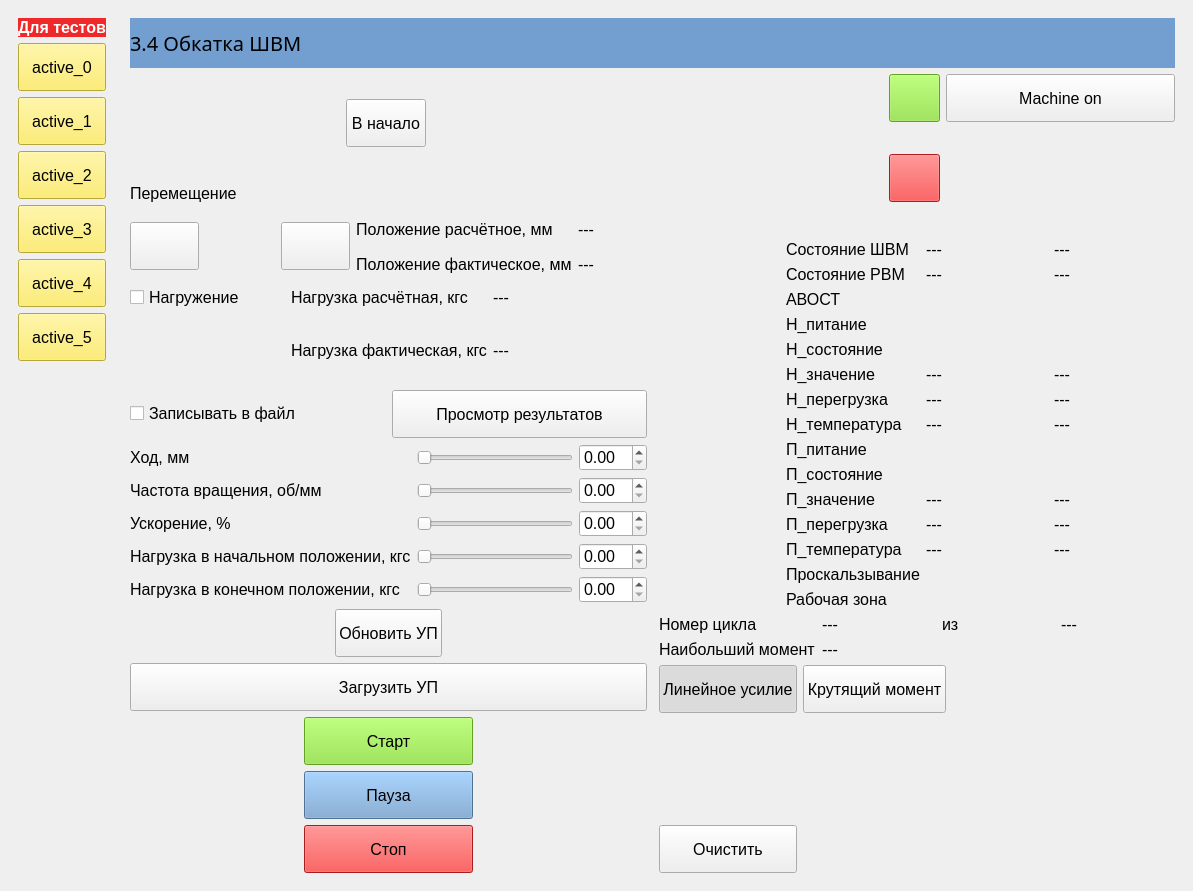
Ornstein89/BallScrewControl_QtVCP, file BallScrewVCP4.ui: the form before one commit.
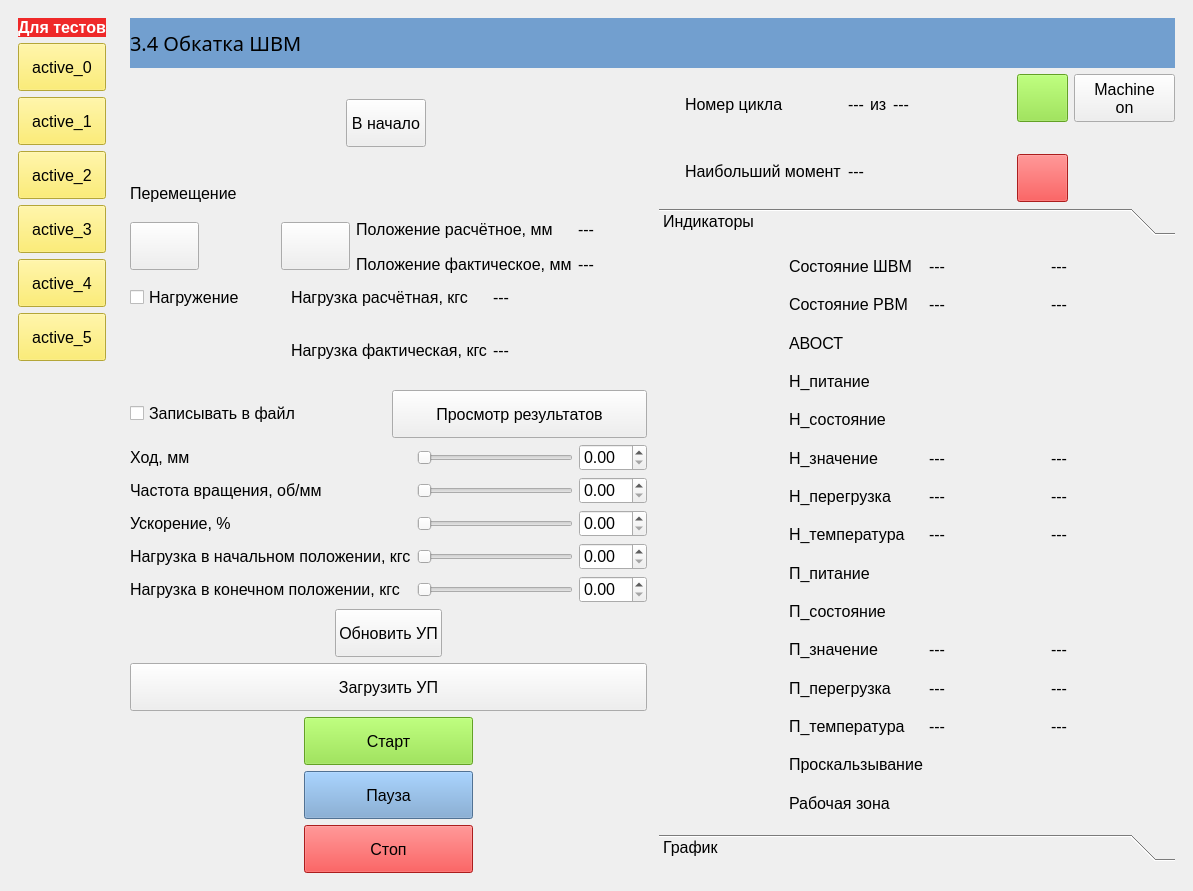
The form after the commit. The open tabs and pages were chosen to show the change. Icons and pictures are not drawn. Custom widgets are drawn as their Qt base class.

The edit to the form file:
```diff
--- a/BallScrewVCP4.ui
+++ b/BallScrewVCP4.ui
@@ -165,168 +165,117 @@
       </property>
       <widget class="QWidget" name="page34">
        <layout class="QGridLayout" name="gridLayout_13">
-        <item row="0" column="0" colspan="3">
-         <widget class="QLabel" name="label_137">
-          <property name="minimumSize">
-           <size>
-            <width>0</width>
-            <height>50</height>
-           </size>
-          </property>
-          <property name="maximumSize">
+        <item row="1" column="2">
+         <layout class="QGridLayout" name="gridLayout_12">
+          <item row="2" column="5">
+           <spacer name="horizontalSpacer_15">
+            <property name="orientation">
+             <enum>Qt::Horizontal</enum>
+            </property>
+            <property name="sizeHint" stdset="0">
            <size>
-            <width>16777215</width>
-            <height>50</height>
-           </size>
-          </property>
-          <property name="styleSheet">
-           <string notr="true">background-color: rgb(114, 159, 207);
-font: 15pt bold;</string>
-          </property>
-          <property name="text">
-           <string>3.4 Обкатка ШВМ</string>
-          </property>
-         </widget>
-        </item>
-        <item row="3" column="2" rowspan="2">
-         <layout class="QGridLayout" name="gridLayout_21">
-          <item row="9" column="0">
-           <widget class="LED" name="ledPos_Is_On_2_34"/>
-          </item>
-          <item row="12" column="0">
-           <widget class="LED" name="ledPos_Overload34"/>
-          </item>
-          <item row="6" column="2">
-           <widget class="QLabel" name="lblLoad_Error_Value34">
-            <property name="text">
-             <string>---</string>
+              <width>40</width>
+              <height>20</height>
+             </size>
+            </property>
+           </spacer>
+          </item>
+          <item row="2" column="2">
+           <spacer name="horizontalSpacer_14">
+            <property name="orientation">
+             <enum>Qt::Horizontal</enum>
             </property>
-           </widget>
-          </item>
-          <item row="1" column="1">
-           <widget class="QLabel" name="label_58">
-            <property name="text">
-             <string>Состояние ШВМ</string>
+            <property name="sizeHint" stdset="0">
+             <size>
+              <width>40</width>
+              <height>20</height>
+             </size>
             </property>
-           </widget>
-          </item>
-          <item row="8" column="0">
-           <widget class="LED" name="ledLoad_Overheat34"/>
-          </item>
-          <item row="8" column="3">
-           <widget class="QLabel" name="lblLoad_Temperature_Max34">
-            <property name="text">
-             <string>---</string>
-            </property>
-           </widget>
-          </item>
-          <item row="12" column="1">
-           <widget class="QLabel" name="label_69">
-            <property name="text">
-             <string>П_перегрузка</string>
-            </property>
-           </widget>
-          </item>
-          <item row="9" column="1">
-           <widget class="QLabel" name="label_66">
-            <property name="text">
-             <string>П_питание</string>
-            </property>
-           </widget>
-          </item>
-          <item row="10" column="0">
-           <widget class="LED" name="ledPoa_Alarm34"/>
-          </item>
-          <item row="6" column="1">
-           <widget class="QLabel" name="label_64">
-            <property name="text">
-             <string>Н_значение</string>
-            </property>
-           </widget>
+           </spacer>
           </item>
           <item row="2" column="3">
-           <widget class="QLabel" name="lblTorque1_Error_Value_Max34">
-            <property name="text">
-             <string>---</string>
+           <widget class="LED" name="ledLoad_Is_On34">
+            <property name="color">
+             <color>
+              <red>252</red>
+              <green>233</green>
+              <blue>79</blue>
+             </color>
             </property>
            </widget>
           </item>
-          <item row="5" column="0">
-           <widget class="LED" name="ledLoad_Alarm34"/>
-          </item>
-          <item row="1" column="3">
-           <widget class="QLabel" name="lblTorque_Error_Value_Max34">
-            <property name="text">
-             <string>---</string>
+          <item row="3" column="3" colspan="2">
+           <widget class="ActionButton" name="btnDevice_Off34">
+            <property name="styleSheet">
+             <string notr="true">background-color: rgb(239, 41, 41);</string>
             </property>
-           </widget>
-          </item>
-          <item row="6" column="0">
-           <widget class="LED" name="ledLoad_Error34"/>
-          </item>
-          <item row="14" column="1">
-           <widget class="QLabel" name="label_71">
-            <property name="text">
-             <string>Проскальзывание</string>
+            <property name="icon">
+             <iconset resource="BallScrewVCP.qrc">
+              <normaloff>:/resources/circle.png</normaloff>:/resources/circle.png</iconset>
             </property>
-           </widget>
-          </item>
-          <item row="15" column="0">
-           <widget class="LED" name="ledLimits_Excess34"/>
-          </item>
-          <item row="4" column="0">
-           <widget class="LED" name="ledLoad_Is_On_2_34"/>
-          </item>
-          <item row="10" column="1">
-           <widget class="QLabel" name="label_67">
-            <property name="text">
-             <string>П_состояние</string>
+            <property name="iconSize">
+             <size>
+              <width>40</width>
+              <height>40</height>
+             </size>
             </property>
-           </widget>
-          </item>
-          <item row="8" column="2">
-           <widget class="QLabel" name="lblLoad_Temperature34">
-            <property name="text">
-             <string>---</string>
+            <property name="machine_on_action" stdset="0">
+             <bool>true</bool>
             </property>
            </widget>
           </item>
-          <item row="3" column="1">
-           <widget class="QLabel" name="label_60">
-            <property name="text">
-             <string>АВОСТ</string>
+          <item row="2" column="4">
+           <widget class="LED" name="ledPos_Is_On34">
+            <property name="color">
+             <color>
+              <red>252</red>
+              <green>233</green>
+              <blue>79</blue>
+             </color>
             </property>
            </widget>
           </item>
-          <item row="8" column="1">
-           <widget class="QLabel" name="label_65">
-            <property name="text">
-             <string>Н_температура</string>
+          <item row="1" column="3" colspan="2">
+           <widget class="ActionButton" name="btnDevice_On34">
+            <property name="styleSheet">
+             <string notr="true">background-color: rgb(138, 226, 52);</string>
             </property>
-           </widget>
-          </item>
-          <item row="6" column="3">
-           <widget class="QLabel" name="lblLoad_Error_Value_Max34">
-            <property name="text">
-             <string>---</string>
+            <property name="icon">
+             <iconset resource="BallScrewVCP.qrc">
+              <normaloff>:/resources/vertical_line.png</normaloff>:/resources/vertical_line.png</iconset>
             </property>
-           </widget>
-          </item>
-          <item row="11" column="2">
-           <widget class="QLabel" name="lblPos_Error_Value34">
-            <property name="text">
-             <string>---</string>
+            <property name="iconSize">
+             <size>
+              <width>40</width>
+              <height>40</height>
+             </size>
             </property>
+            <property name="machine_on_action" stdset="0">
+             <bool>true</bool>
+            </property>
            </widget>
           </item>
-          <item row="13" column="1">
-           <widget class="QLabel" name="label_70">
+          <item row="1" column="5">
+           <widget class="ActionButton" name="actionbutton">
             <property name="text">
-             <string>П_температура</string>
+             <string>Machine
+on</string>
             </property>
+            <property name="indicator_option" stdset="0">
+             <bool>true</bool>
+            </property>
+            <property name="indicator_status_option" stdset="0">
+             <bool>true</bool>
+            </property>
+            <property name="is_estopped_status" stdset="0">
+             <bool>true</bool>
+            </property>
+            <property name="estop_action" stdset="0">
+             <bool>true</bool>
+            </property>
            </widget>
           </item>
-          <item row="0" column="0" colspan="4">
+          <item row="1" column="0" rowspan="3">
            <widget class="LED" name="ledEnable34">
             <property name="minimumSize">
              <size>
@@ -362,135 +311,7 @@
             </property>
            </widget>
           </item>
-          <item row="14" column="0">
-           <widget class="LED" name="ledSlip34"/>
-          </item>
-          <item row="12" column="3">
-           <widget class="QLabel" name="lblPos_Overload_Value_Max34">
-            <property name="text">
-             <string>---</string>
-            </property>
-           </widget>
-          </item>
-          <item row="7" column="0">
-           <widget class="LED" name="ledLoad_Overload34"/>
-          </item>
-          <item row="11" column="3">
-           <widget class="QLabel" name="lblPos_Error_Value_Max34">
-            <property name="text">
-             <string>---</string>
-            </property>
-           </widget>
-          </item>
-          <item row="1" column="0">
-           <widget class="LED" name="ledTorque_Error34"/>
-          </item>
-          <item row="3" column="0">
-           <widget class="LED" name="ledEstop_Ext34"/>
-          </item>
-          <item row="11" column="0">
-           <widget class="LED" name="ledPos_Error34"/>
-          </item>
-          <item row="2" column="2">
-           <widget class="QLabel" name="lblTorque1_Error_Value34">
-            <property name="text">
-             <string>---</string>
-            </property>
-           </widget>
-          </item>
-          <item row="7" column="1">
-           <widget class="QLabel" name="label_63">
-            <property name="text">
-             <string>Н_перегрузка</string>
-            </property>
-           </widget>
-          </item>
-          <item row="5" column="1">
-           <widget class="QLabel" name="label_62">
-            <property name="text">
-             <string>Н_состояние</string>
-            </property>
-           </widget>
-          </item>
-          <item row="15" column="1">
-           <widget class="QLabel" name="label_72">
-            <property name="text">
-             <string>Рабочая зона</string>
-            </property>
-           </widget>
-          </item>
-          <item row="7" column="3">
-           <widget class="QLabel" name="lblLoad_Overload_Value_Max34">
-            <property name="text">
-             <string>---</string>
-            </property>
-           </widget>
-          </item>
-          <item row="2" column="1">
-           <widget class="QLabel" name="label_59">
-            <property name="text">
-             <string>Состояние РВМ</string>
-            </property>
-           </widget>
-          </item>
-          <item row="7" column="2">
-           <widget class="QLabel" name="lblLoad_Overload_Value34">
-            <property name="text">
-             <string>---</string>
-            </property>
-           </widget>
-          </item>
-          <item row="1" column="2">
-           <widget class="QLabel" name="lblTorque_Error_Value34">
-            <property name="text">
-             <string>---</string>
-            </property>
-           </widget>
-          </item>
-          <item row="13" column="0">
-           <widget class="LED" name="ledPos_Overheat34"/>
-          </item>
-          <item row="2" column="0">
-           <widget class="LED" name="ledTorque1_Error34"/>
-          </item>
-          <item row="11" column="1">
-           <widget class="QLabel" name="label_68">
-            <property name="text">
-             <string>П_значение</string>
-            </property>
-           </widget>
-          </item>
-          <item row="4" column="1">
-           <widget class="QLabel" name="label_61">
-            <property name="text">
-             <string>Н_питание</string>
-            </property>
-           </widget>
-          </item>
-          <item row="12" column="2">
-           <widget class="QLabel" name="lblPos_Overload_Value34">
-            <property name="text">
-             <string>---</string>
-            </property>
-           </widget>
-          </item>
-          <item row="13" column="2">
-           <widget class="QLabel" name="lblPos_Temperature34">
-            <property name="text">
-             <string>---</string>
-            </property>
-           </widget>
-          </item>
-          <item row="13" column="3">
-           <widget class="QLabel" name="lblPos_Temperature_Max34">
-            <property name="text">
-             <string>---</string>
-            </property>
-           </widget>
-          </item>
-         </layout>
-        </item>
-        <item row="5" column="2">
+          <item row="1" column="1" rowspan="3">
          <layout class="QGridLayout" name="gridLayout_23">
           <item row="0" column="2">
            <widget class="QLabel" name="label_2">
@@ -536,7 +357,9 @@
           </item>
          </layout>
         </item>
-        <item row="1" column="0" rowspan="6">
+         </layout>
+        </item>
+        <item row="1" column="0" rowspan="4">
          <layout class="QGridLayout" name="gridLayout_14">
           <item row="4" column="0">
            <layout class="QGridLayout" name="gridLayout_24">
@@ -938,7 +761,306 @@
           </item>
          </layout>
         </item>
+        <item row="2" column="2">
+         <widget class="QToolBox" name="toolBox">
+          <property name="currentIndex">
+           <number>1</number>
+          </property>
+          <widget class="QWidget" name="page_3">
+           <property name="geometry">
+            <rect>
+             <x>0</x>
+             <y>0</y>
+             <width>530</width>
+             <height>599</height>
+            </rect>
+           </property>
+           <attribute name="label">
+            <string>Индикаторы</string>
+           </attribute>
+           <layout class="QGridLayout" name="gridLayout_3">
+            <item row="0" column="0">
+             <layout class="QGridLayout" name="gridLayout_21">
+              <item row="8" column="0">
+               <widget class="LED" name="ledLoad_Overheat34"/>
+              </item>
+              <item row="12" column="1">
+               <widget class="QLabel" name="label_69">
+                <property name="text">
+                 <string>П_перегрузка</string>
+                </property>
+               </widget>
+              </item>
+              <item row="4" column="0">
+               <widget class="LED" name="ledLoad_Is_On_2_34"/>
+              </item>
+              <item row="6" column="0">
+               <widget class="LED" name="ledLoad_Error34"/>
+              </item>
+              <item row="13" column="1">
+               <widget class="QLabel" name="label_70">
+                <property name="text">
+                 <string>П_температура</string>
+                </property>
+               </widget>
+              </item>
+              <item row="2" column="0">
+               <widget class="LED" name="ledTorque1_Error34"/>
+              </item>
+              <item row="13" column="0">
+               <widget class="LED" name="ledPos_Overheat34"/>
+              </item>
+              <item row="11" column="0">
+               <widget class="LED" name="ledPos_Error34"/>
+              </item>
+              <item row="1" column="2">
+               <widget class="QLabel" name="lblTorque_Error_Value34">
+                <property name="text">
+                 <string>---</string>
+                </property>
+               </widget>
+              </item>
+              <item row="8" column="3">
+               <widget class="QLabel" name="lblLoad_Temperature_Max34">
+                <property name="text">
+                 <string>---</string>
+                </property>
+               </widget>
+              </item>
+              <item row="7" column="2">
+               <widget class="QLabel" name="lblLoad_Overload_Value34">
+                <property name="text">
+                 <string>---</string>
+                </property>
+               </widget>
+              </item>
+              <item row="11" column="2">
+               <widget class="QLabel" name="lblPos_Error_Value34">
+                <property name="text">
+                 <string>---</string>
+                </property>
+               </widget>
+              </item>
         <item row="6" column="2">
+               <widget class="QLabel" name="lblLoad_Error_Value34">
+                <property name="text">
+                 <string>---</string>
+                </property>
+               </widget>
+              </item>
+              <item row="6" column="1">
+               <widget class="QLabel" name="label_64">
+                <property name="text">
+                 <string>Н_значение</string>
+                </property>
+               </widget>
+              </item>
+              <item row="5" column="1">
+               <widget class="QLabel" name="label_62">
+                <property name="text">
+                 <string>Н_состояние</string>
+                </property>
+               </widget>
+              </item>
+              <item row="15" column="0">
+               <widget class="LED" name="ledLimits_Excess34"/>
+              </item>
+              <item row="1" column="3">
+               <widget class="QLabel" name="lblTorque_Error_Value_Max34">
+                <property name="text">
+                 <string>---</string>
+                </property>
+               </widget>
+              </item>
+              <item row="11" column="1">
+               <widget class="QLabel" name="label_68">
+                <property name="text">
+                 <string>П_значение</string>
+                </property>
+               </widget>
+              </item>
+              <item row="7" column="0">
+               <widget class="LED" name="ledLoad_Overload34"/>
+              </item>
+              <item row="9" column="1">
+               <widget class="QLabel" name="label_66">
+                <property name="text">
+                 <string>П_питание</string>
+                </property>
+               </widget>
+              </item>
+              <item row="12" column="3">
+               <widget class="QLabel" name="lblPos_Overload_Value_Max34">
+                <property name="text">
+                 <string>---</string>
+                </property>
+               </widget>
+              </item>
+              <item row="7" column="1">
+               <widget class="QLabel" name="label_63">
+                <property name="text">
+                 <string>Н_перегрузка</string>
+                </property>
+               </widget>
+              </item>
+              <item row="3" column="1">
+               <widget class="QLabel" name="label_60">
+                <property name="text">
+                 <string>АВОСТ</string>
+                </property>
+               </widget>
+              </item>
+              <item row="1" column="0">
+               <widget class="LED" name="ledTorque_Error34"/>
+              </item>
+              <item row="14" column="1">
+               <widget class="QLabel" name="label_71">
+                <property name="text">
+                 <string>Проскальзывание</string>
+                </property>
+               </widget>
+              </item>
+              <item row="11" column="3">
+               <widget class="QLabel" name="lblPos_Error_Value_Max34">
+                <property name="text">
+                 <string>---</string>
+                </property>
+               </widget>
+              </item>
+              <item row="13" column="2">
+               <widget class="QLabel" name="lblPos_Temperature34">
+                <property name="text">
+                 <string>---</string>
+                </property>
+               </widget>
+              </item>
+              <item row="2" column="2">
+               <widget class="QLabel" name="lblTorque1_Error_Value34">
+                <property name="text">
+                 <string>---</string>
+                </property>
+               </widget>
+              </item>
+              <item row="3" column="0">
+               <widget class="LED" name="ledEstop_Ext34"/>
+              </item>
+              <item row="2" column="3">
+               <widget class="QLabel" name="lblTorque1_Error_Value_Max34">
+                <property name="text">
+                 <string>---</string>
+                </property>
+               </widget>
+              </item>
+              <item row="10" column="0">
+               <widget class="LED" name="ledPoa_Alarm34"/>
+              </item>
+              <item row="13" column="3">
+               <widget class="QLabel" name="lblPos_Temperature_Max34">
+                <property name="text">
+                 <string>---</string>
+                </property>
+               </widget>
+              </item>
+              <item row="9" column="0">
+               <widget class="LED" name="ledPos_Is_On_2_34"/>
+              </item>
+              <item row="12" column="0">
+               <widget class="LED" name="ledPos_Overload34"/>
+              </item>
+              <item row="2" column="1">
+               <widget class="QLabel" name="label_59">
+                <property name="text">
+                 <string>Состояние РВМ</string>
+                </property>
+               </widget>
+              </item>
+              <item row="10" column="1">
+               <widget class="QLabel" name="label_67">
+                <property name="text">
+                 <string>П_состояние</string>
+                </property>
+               </widget>
+              </item>
+              <item row="7" column="3">
+               <widget class="QLabel" name="lblLoad_Overload_Value_Max34">
+                <property name="text">
+                 <string>---</string>
+                </property>
+               </widget>
+              </item>
+              <item row="15" column="1">
+               <widget class="QLabel" name="label_72">
+                <property name="text">
+                 <string>Рабочая зона</string>
+                </property>
+               </widget>
+              </item>
+              <item row="4" column="1">
+               <widget class="QLabel" name="label_61">
+                <property name="text">
+                 <string>Н_питание</string>
+                </property>
+               </widget>
+              </item>
+              <item row="5" column="0">
+               <widget class="LED" name="ledLoad_Alarm34"/>
+              </item>
+              <item row="1" column="1">
+               <widget class="QLabel" name="label_58">
+                <property name="text">
+                 <string>Состояние ШВМ</string>
+                </property>
+               </widget>
+              </item>
+              <item row="12" column="2">
+               <widget class="QLabel" name="lblPos_Overload_Value34">
+                <property name="text">
+                 <string>---</string>
+                </property>
+               </widget>
+              </item>
+              <item row="8" column="2">
+               <widget class="QLabel" name="lblLoad_Temperature34">
+                <property name="text">
+                 <string>---</string>
+                </property>
+               </widget>
+              </item>
+              <item row="6" column="3">
+               <widget class="QLabel" name="lblLoad_Error_Value_Max34">
+                <property name="text">
+                 <string>---</string>
+                </property>
+               </widget>
+              </item>
+              <item row="14" column="0">
+               <widget class="LED" name="ledSlip34"/>
+              </item>
+              <item row="8" column="1">
+               <widget class="QLabel" name="label_65">
+                <property name="text">
+                 <string>Н_температура</string>
+                </property>
+               </widget>
+              </item>
+             </layout>
+            </item>
+           </layout>
+          </widget>
+          <widget class="QWidget" name="page_4">
+           <property name="geometry">
+            <rect>
+             <x>0</x>
+             <y>0</y>
+             <width>530</width>
+             <height>599</height>
+            </rect>
+           </property>
+           <attribute name="label">
+            <string>График</string>
+           </attribute>
+           <layout class="QGridLayout" name="gridLayout_4">
+            <item row="0" column="1">
          <layout class="QGridLayout" name="gridLayout_26">
           <item row="0" column="2">
            <spacer name="horizontalSpacer">
@@ -1008,116 +1130,32 @@
           </item>
          </layout>
         </item>
-        <item row="1" column="2">
-         <layout class="QGridLayout" name="gridLayout_12">
-          <item row="2" column="2">
-           <widget class="LED" name="ledPos_Is_On34">
-            <property name="color">
-             <color>
-              <red>252</red>
-              <green>233</green>
-              <blue>79</blue>
-             </color>
-            </property>
-           </widget>
-          </item>
-          <item row="2" column="1">
-           <widget class="LED" name="ledLoad_Is_On34">
-            <property name="color">
-             <color>
-              <red>252</red>
-              <green>233</green>
-              <blue>79</blue>
-             </color>
-            </property>
-           </widget>
-          </item>
-          <item row="2" column="3">
-           <spacer name="horizontalSpacer_15">
-            <property name="orientation">
-             <enum>Qt::Horizontal</enum>
-            </property>
-            <property name="sizeHint" stdset="0">
-             <size>
-              <width>40</width>
-              <height>20</height>
-             </size>
-            </property>
-           </spacer>
-          </item>
-          <item row="1" column="1" colspan="2">
-           <widget class="ActionButton" name="btnDevice_On34">
-            <property name="styleSheet">
-             <string notr="true">background-color: rgb(138, 226, 52);</string>
-            </property>
-            <property name="icon">
-             <iconset resource="BallScrewVCP.qrc">
-              <normaloff>:/resources/vertical_line.png</normaloff>:/resources/vertical_line.png</iconset>
-            </property>
-            <property name="iconSize">
-             <size>
-              <width>40</width>
-              <height>40</height>
-             </size>
-            </property>
-            <property name="machine_on_action" stdset="0">
-             <bool>true</bool>
-            </property>
-           </widget>
-          </item>
-          <item row="3" column="1" colspan="2">
-           <widget class="ActionButton" name="btnDevice_Off34">
-            <property name="styleSheet">
-             <string notr="true">background-color: rgb(239, 41, 41);</string>
-            </property>
-            <property name="icon">
-             <iconset resource="BallScrewVCP.qrc">
-              <normaloff>:/resources/circle.png</normaloff>:/resources/circle.png</iconset>
-            </property>
-            <property name="iconSize">
-             <size>
-              <width>40</width>
-              <height>40</height>
-             </size>
-            </property>
-            <property name="machine_on_action" stdset="0">
-             <bool>true</bool>
-            </property>
-           </widget>
-          </item>
-          <item row="3" column="0">
-           <spacer name="horizontalSpacer_14">
-            <property name="orientation">
-             <enum>Qt::Horizontal</enum>
-            </property>
-            <property name="sizeHint" stdset="0">
-             <size>
-              <width>40</width>
-              <height>20</height>
-             </size>
-            </property>
-           </spacer>
-          </item>
-          <item row="1" column="3">
-           <widget class="ActionButton" name="actionbutton">
-            <property name="text">
-             <string>Machine on</string>
-            </property>
-            <property name="indicator_option" stdset="0">
-             <bool>true</bool>
-            </property>
-            <property name="indicator_status_option" stdset="0">
-             <bool>true</bool>
-            </property>
-            <property name="is_estopped_status" stdset="0">
-             <bool>true</bool>
-            </property>
-            <property name="estop_action" stdset="0">
-             <bool>true</bool>
-            </property>
-           </widget>
-          </item>
-         </layout>
+           </layout>
+          </widget>
+         </widget>
+        </item>
+        <item row="0" column="0" colspan="3">
+         <widget class="QLabel" name="label_137">
+          <property name="minimumSize">
+           <size>
+            <width>0</width>
+            <height>50</height>
+           </size>
+          </property>
+          <property name="maximumSize">
+           <size>
+            <width>16777215</width>
+            <height>50</height>
+           </size>
+          </property>
+          <property name="styleSheet">
+           <string notr="true">background-color: rgb(114, 159, 207);
+font: 15pt bold;</string>
+          </property>
+          <property name="text">
+           <string>3.4 Обкатка ШВМ</string>
+          </property>
+         </widget>
         </item>
        </layout>
       </widget>
```
Lines whose indentation alone changed are shown as unchanged.
